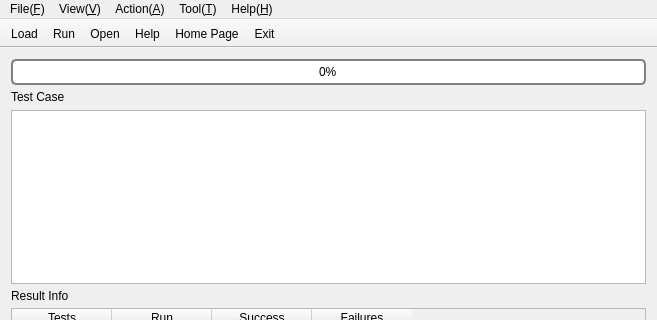
Qt form mainwindow.ui (zshalex/qTestGUI) before a commit; both pictures show x 0 to 657 and y 0 to 320 of the 657 by 510 pixel window.
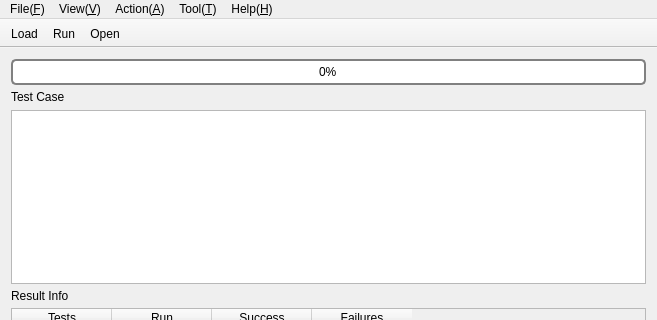
The same form after that commit. Icons and pictures are not drawn.

Commit message: update about dialog

The edit to the form file:
```diff
--- a/mainwindow.ui
+++ b/mainwindow.ui
@@ -243,9 +243,6 @@
    <addaction name="actionLoadFunction"/>
    <addaction name="actionRun"/>
    <addaction name="actionOpen"/>
-   <addaction name="actionHelp"/>
-   <addaction name="actionHome"/>
-   <addaction name="actionExit"/>
   </widget>
   <widget class="QStatusBar" name="statusBar"/>
   <action name="actionRun">
```
The commit also changes 4 other files.
